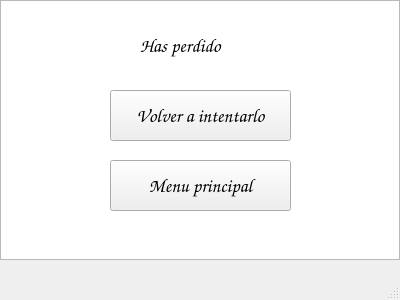
Old version of the form watchman/perder.ui in the repository JohanMora73/Watchman.
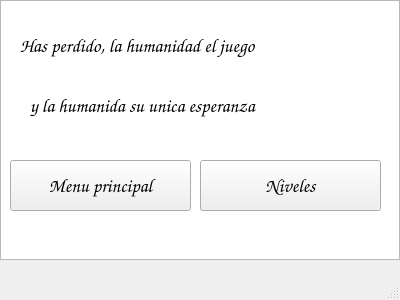
New version of the form.

What changed in the file:
```diff
--- a/watchman/perder.ui
+++ b/watchman/perder.ui
@@ -45,9 +45,9 @@
    <widget class="QLabel" name="label">
     <property name="geometry">
      <rect>
-      <x>140</x>
+      <x>20</x>
       <y>20</y>
-      <width>111</width>
+      <width>341</width>
       <height>51</height>
      </rect>
     </property>
@@ -60,14 +60,14 @@
      </font>
     </property>
     <property name="text">
-     <string>Has perdido</string>
+     <string>Has perdido, la humanidad el juego</string>
     </property>
    </widget>
    <widget class="QPushButton" name="pushButton">
     <property name="geometry">
      <rect>
-      <x>110</x>
-      <y>90</y>
+      <x>200</x>
+      <y>160</y>
       <width>181</width>
       <height>51</height>
      </rect>
@@ -81,13 +81,13 @@
      </font>
     </property>
     <property name="text">
-     <string>Volver a intentarlo</string>
+     <string>Niveles</string>
     </property>
    </widget>
    <widget class="QPushButton" name="pushButton_2">
     <property name="geometry">
      <rect>
-      <x>110</x>
+      <x>10</x>
       <y>160</y>
       <width>181</width>
       <height>51</height>
@@ -105,6 +105,27 @@
      <string>Menu principal</string>
     </property>
    </widget>
+   <widget class="QLabel" name="label_2">
+    <property name="geometry">
+     <rect>
+      <x>30</x>
+      <y>80</y>
+      <width>321</width>
+      <height>51</height>
+     </rect>
+    </property>
+    <property name="font">
+     <font>
+      <family>Comic Sans MS</family>
+      <pointsize>14</pointsize>
+      <weight>75</weight>
+      <bold>true</bold>
+     </font>
+    </property>
+    <property name="text">
+     <string>y la humanida su unica esperanza</string>
+    </property>
+   </widget>
   </widget>
   <widget class="QMenuBar" name="menubar">
    <property name="geometry">
```
